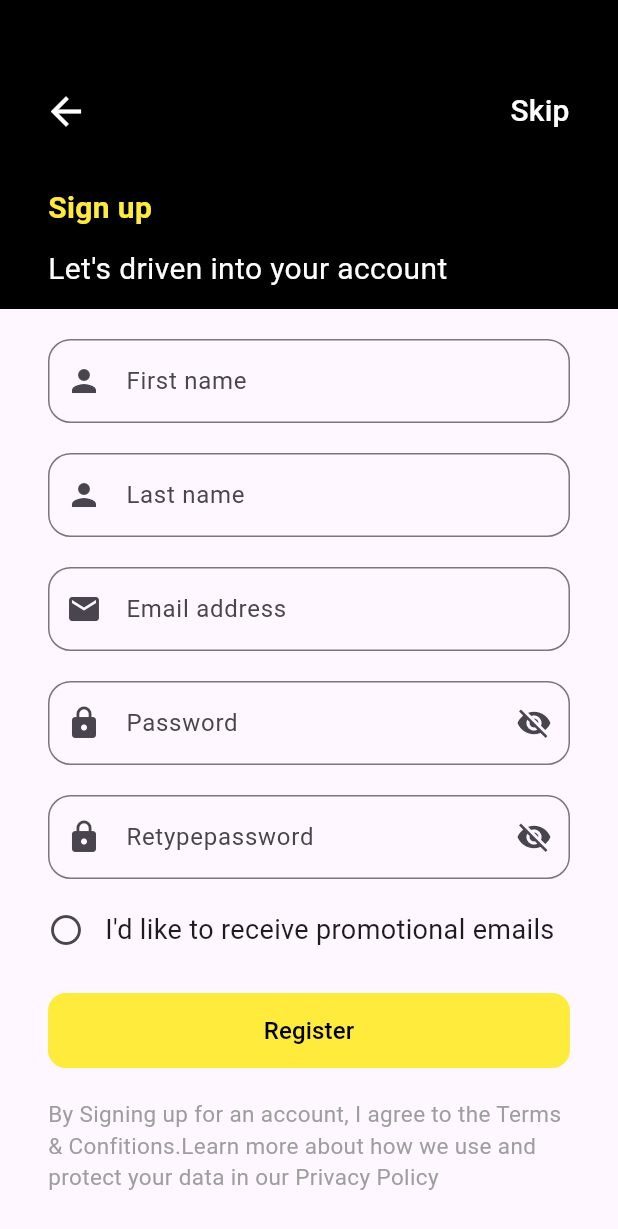
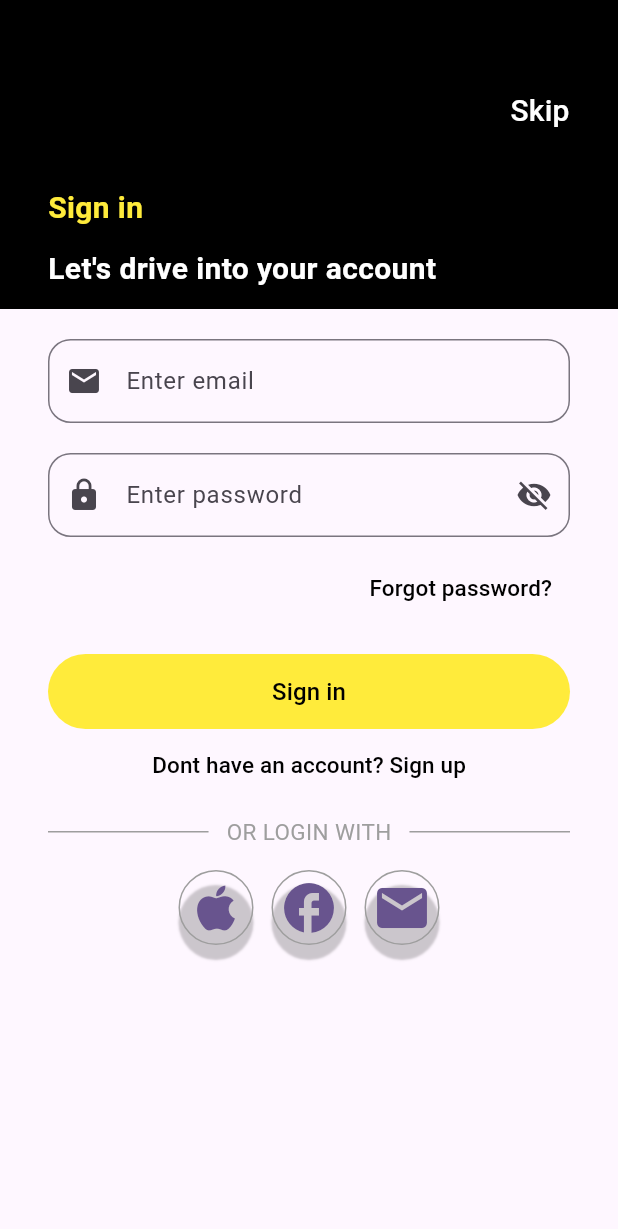
Before and after one commit to priya-appdev/flutter_application_1, a Flutter app: the screen it shows after launch, on a phone screen of 412 x 824 dp. Shown: the top 1229 px of the screen. Run offline on Flutter 3.47's test engine with Material 3 defaults, Android fonts, the phone set to English and light mode, and no system bars.

Commit message:
Build the Login Page but code optimization remain
Build the Login Page but code optimization remain

```diff
--- /dev/null
+++ b/lib/custom_textfileds.dart
@@ -0,0 +1,58 @@
+import 'package:flutter/material.dart';
+
+class CustomTextField extends StatefulWidget {
+  final String hintText;
+  final Icon prefixIcon;
+  final TextEditingController controller;
+  final bool obscureText;
+
+  const CustomTextField({
+    super.key,
+    required this.hintText,
+    required this.prefixIcon,
+    required this.controller,
+    this.obscureText = false,
+  });
+
+  @override
+  State<CustomTextField> createState() => _CustomTextFieldState();
+}
+
+
+class _CustomTextFieldState extends State<CustomTextField> {
+  late bool isObscured;
+
+  @override
+  void initState() {
+    super.initState();
+    isObscured = widget.obscureText;
+  }
+
+  @override
+  Widget build(BuildContext context) {
+    return TextField(
+      obscureText: isObscured,
+      controller: widget.controller,
+      decoration: InputDecoration(
+        suffixIcon: widget.obscureText
+            ? IconButton(
+                onPressed: () {
+                  setState(() {
+                    isObscured = !isObscured;
+                  });
+                },
+                icon: Icon(
+                  isObscured ? Icons.visibility_off : Icons.visibility,
+                ),
+              )
+            : null,
+        prefixIcon: widget.prefixIcon,
+        hintText: widget.hintText,
+        border: OutlineInputBorder(
+          borderSide: const BorderSide(color: Colors.grey, width: 1),
+          borderRadius: BorderRadius.circular(15),
+        ),
+      ),
+    );
+  }
+}
--- /dev/null
+++ b/lib/login_page.dart
@@ -0,0 +1,240 @@
+import 'package:flutter/material.dart';
+
+import 'custom_textfileds.dart';
+
+class LoginPage extends StatefulWidget {
+  const LoginPage({super.key});
+
+  @override
+  State<LoginPage> createState() => _LoginPageState();
+}
+
+class _LoginPageState extends State<LoginPage> {
+  final TextEditingController emailAddresscontroller = TextEditingController();
+  final TextEditingController passwordController = TextEditingController();
+
+  @override
+  void dispose() {
+    super.dispose();
+    emailAddresscontroller.dispose();
+    passwordController.dispose();
+  }
+
+  @override
+  Widget build(BuildContext context) {
+    return Scaffold(
+      body: Column(
+        children: [
+          buildHeader(),
+          SizedBox(height: 20),
+          Expanded(child: buildBottomView()),
+        ],
+      ),
+    );
+  }
+
+  Widget buildHeader() {
+    final screenHeight = MediaQuery.of(context).size.height;
+
+    return Container(
+      width: double.infinity,
+      height: screenHeight * 0.25,
+      color: Colors.black,
+      child: Padding(
+        padding: const EdgeInsets.only(top: 50, left: 20, right: 20),
+        child: Column(
+          children: [
+            Row(
+              children: [
+                Spacer(),
+                TextButton(
+                  onPressed: () {},
+                  child: const Text(
+                    'Skip',
+                    style: TextStyle(color: Colors.white, fontSize: 20),
+                  ),
+                ),
+              ],
+            ),
+            const Spacer(),
+            Align(
+              alignment: Alignment.centerLeft,
+              child: Padding(
+                padding: EdgeInsets.all(12),
+                child: Column(
+                  crossAxisAlignment: CrossAxisAlignment.start,
+                  children: [
+                    Text(
+                      'Sign in',
+                      style: TextStyle(
+                        color: Colors.yellow,
+                        fontSize: 20,
+                        fontWeight: FontWeight.bold,
+                        decoration: TextDecoration.none,
+                      ),
+                    ),
+
+                    SizedBox(height: 12),
+                    Text(
+                      "Let's drive into your account",
+                      style: TextStyle(
+                        color: Colors.white,
+                        fontSize: 20,
+                        fontWeight: FontWeight.bold,
+                        decoration: TextDecoration.none,
+                      ),
+                    ),
+                  ],
+                ),
+              ),
+            ),
+          ],
+        ),
+      ),
+    );
+  }
+
+  Widget buildBottomView() {
+    return SingleChildScrollView(
+      child: Column(
+        children: [
+          buildTextfields(),
+          SizedBox(height: 10),
+          buildButtons(),
+          SizedBox(height: 10),
+          buildLoginWith(),
+        ],
+      ),
+    );
+  }
+
+  Widget buildTextfields() {
+    return Padding(
+      padding: EdgeInsets.symmetric(horizontal: 32),
+      child: Column(
+        children: [
+          CustomTextField(
+            hintText: 'Enter email',
+            prefixIcon: Icon(Icons.email),
+            controller: emailAddresscontroller,
+          ),
+          SizedBox(height: 20),
+          CustomTextField(
+            hintText: 'Enter password',
+            prefixIcon: Icon(Icons.lock),
+            controller: passwordController,
+            obscureText: true,
+          ),
+        ],
+      ),
+    );
+  }
+
+  Widget buildButtons() {
+    return Padding(
+      padding: EdgeInsets.symmetric(horizontal: 32),
+      child: Column(
+        children: [
+          Row(
+            children: [
+              Spacer(),
+              TextButton(
+                onPressed: () {},
+                child: const Text(
+                  'Forgot password?',
+                  style: TextStyle(fontSize: 15, color: Colors.black),
+                ),
+              ),
+            ],
+          ),
+
+          SizedBox(height: 20),
+          TextButton(
+            style: TextButton.styleFrom(
+              backgroundColor: Colors.yellow,
+              shape: RoundedRectangleBorder(
+                borderRadius: BorderRadius.circular(25),
+              ),
+              minimumSize: Size(double.infinity, 50),
+            ),
+            onPressed: () {},
+            child: const Text(
+              'Sign in',
+              style: TextStyle(fontSize: 16, color: Colors.black),
+            ),
+          ),
+
+          TextButton(
+            onPressed: () {
+              Navigator.pushNamed(context, '/register');
+            },
+            child: const Text(
+              'Dont have an account? Sign up',
+              style: TextStyle(fontSize: 15, color: Colors.black),
+            ),
+          ),
+        ],
+      ),
+    );
+  }
+
+  Widget buildLoginWith() {
+    return Padding(
+      padding: EdgeInsets.symmetric(horizontal: 32),
+      child: Column(
+        children: [
+          Row(
+            children: [
+              Expanded(child: Divider(color: Colors.grey, thickness: 1)),
+
+              SizedBox(width: 12),
+              Text(
+                'OR LOGIN WITH',
+                style: TextStyle(fontSize: 15, color: Colors.grey),
+              ),
+              SizedBox(width: 12),
+              Expanded(child: Divider(color: Colors.grey, thickness: 1)),
+            ],
+          ),
+          SizedBox(height: 15),
+          Row(
+            mainAxisAlignment: MainAxisAlignment.center,
+            children: [
+              buildSocialButton(Icons.apple),
+              SizedBox(width: 12),
+              buildSocialButton(Icons.facebook),
+              SizedBox(width: 12),
+              buildSocialButton(Icons.email),
+            ],
+          ),
+        ],
+      ),
+    );
+  }
+
+  Widget buildSocialButton(IconData icon) {
+    return Container(
+      width: 50,
+      height: 50,
+      decoration: BoxDecoration(
+        shape: BoxShape.circle,
+        boxShadow: [
+          BoxShadow(
+            color: Colors.black.withOpacity(0.2),
+            blurRadius: 0.5,
+            offset: const Offset(0,10)
+          )
+        ]
+      ),
+      child: TextButton(
+        style: TextButton.styleFrom(
+          padding: EdgeInsets.zero,
+          shape: const CircleBorder(),
+          side: BorderSide(color: Colors.grey, width: 1),
+        ),
+        onPressed: () {},
+        child:  Icon(icon, size: 40),
+      ),
+    );
+  }
+}
--- a/lib/main.dart
+++ b/lib/main.dart
@@ -1,5 +1,6 @@
 import 'package:flutter/material.dart';
-import 'registration_page.dart';
+import 'package:flutter_application_1/registration_page.dart';
+import 'login_page.dart';
 
 void main() {
   runApp(const MyApp());
@@ -14,11 +15,16 @@ class MyApp extends StatelessWidget {
     return MaterialApp(
       title: 'Flutter Demo',
       debugShowCheckedModeBanner: false,
+      initialRoute: '/login',
+      routes: {
+        '/login': (context) => const LoginPage(),
+        '/register':(context) => const RegistrationPage(),
+      },
       theme: ThemeData(
 
         colorScheme: .fromSeed(seedColor: Colors.deepPurple),
       ),
-      home: RegistrationPage(),
+      home: LoginPage(),
     );
   }
 }
--- a/lib/registration_page.dart
+++ b/lib/registration_page.dart
@@ -1,5 +1,5 @@
 import 'package:flutter/material.dart';
-
+import 'custom_textfileds.dart';
 class RegistrationPage extends StatefulWidget {
   const RegistrationPage({super.key});
 
@@ -234,59 +234,3 @@ class _RegistrationState extends State<RegistrationPage> {
     );
    }
 }
-
-class CustomTextField extends StatefulWidget {
-  final String hintText;
-  final Icon prefixIcon;
-  final TextEditingController controller;
-  final bool obscureText;
-
-  const CustomTextField({
-    super.key,
-    required this.hintText,
-    required this.prefixIcon,
-    required this.controller,
-    this.obscureText = false,
-  });
-
-  @override
-  State<CustomTextField> createState() => _CustomTextFieldState();
-}
-
-class _CustomTextFieldState extends State<CustomTextField> {
-  late bool isObscured;
-
-  @override
-  void initState() {
-    super.initState();
-    isObscured = widget.obscureText;
-  }
-
-  @override
-  Widget build(BuildContext context) {
-    return TextField(
-      obscureText: isObscured,
-      controller: widget.controller,
-      decoration: InputDecoration(
-        suffixIcon: widget.obscureText
-            ? IconButton(
-                onPressed: () {
-                  setState(() {
-                    isObscured = !isObscured;
-                  });
-                },
-                icon: Icon(
-                  isObscured ? Icons.visibility_off : Icons.visibility,
-                ),
-              )
-            : null,
-        prefixIcon: widget.prefixIcon,
-        hintText: widget.hintText,
-        border: OutlineInputBorder(
-          borderSide: const BorderSide(color: Colors.grey, width: 1),
-          borderRadius: BorderRadius.circular(15),
-        ),
-      ),
-    );
-  }
-}
```
Also changed, not shown: 32 other files.
